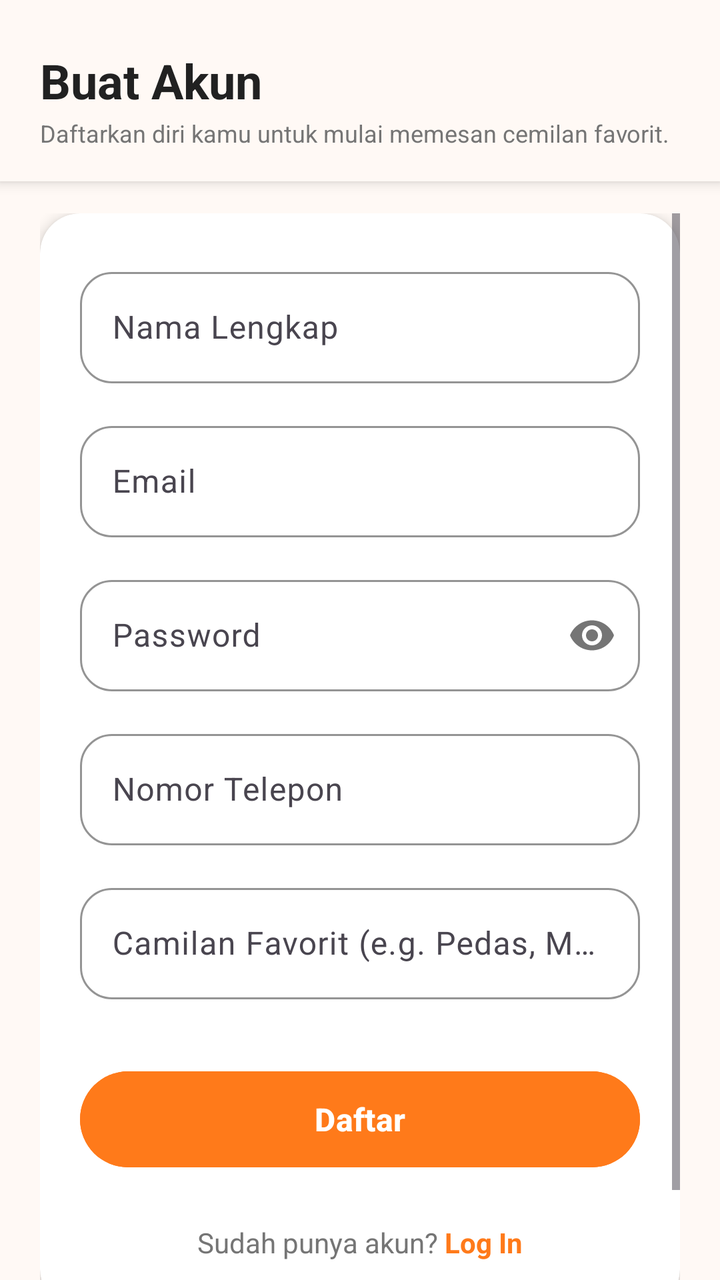
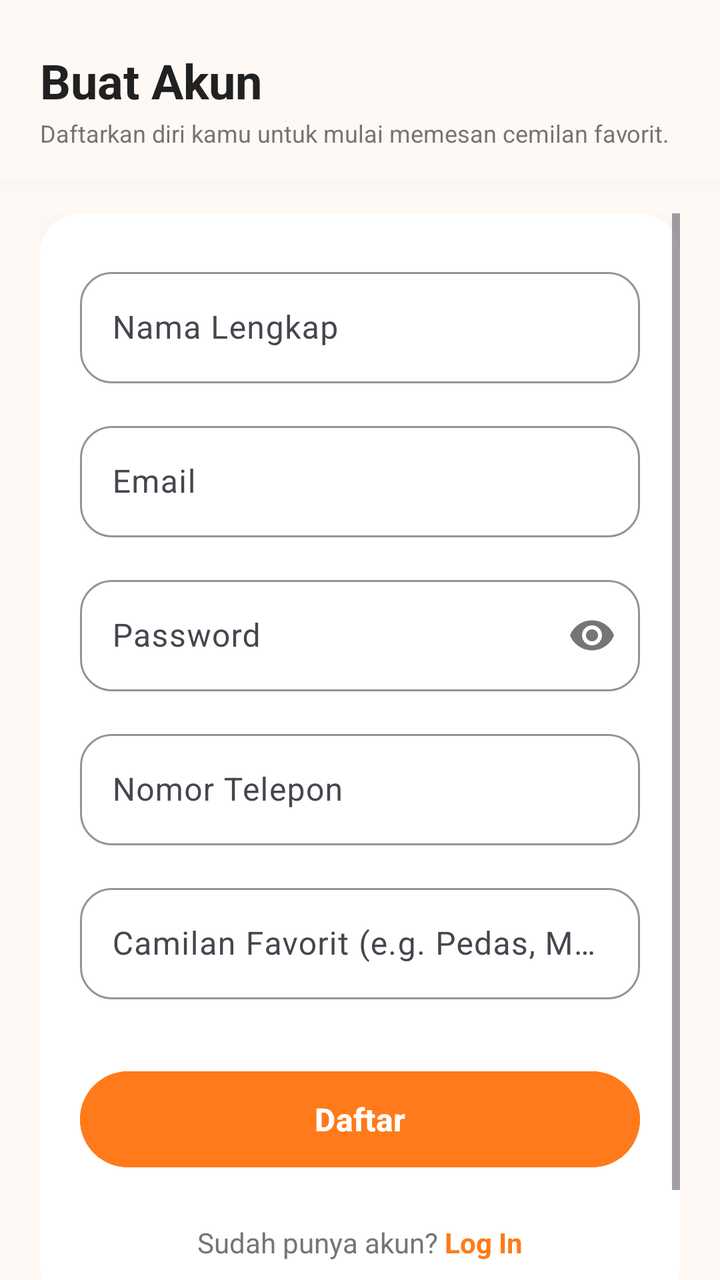

The first picture is an Android layout as it rendered before a commit; the second is the same layout after the commit. The layout source and the unified diff follow.
<!-- AndroidManifest.xml: application theme Theme.Cemil_feels -->
<!-- res/layout/activity_register.xml -->
<?xml version="1.0" encoding="utf-8"?>
<androidx.constraintlayout.widget.ConstraintLayout xmlns:android="http://schemas.android.com/apk/res/android"
    xmlns:app="http://schemas.android.com/apk/res-auto"
    android:layout_width="match_parent"
    android:layout_height="match_parent"
    android:background="#FFF9F5">

    
    <androidx.constraintlayout.widget.ConstraintLayout
        android:id="@+id/layout_register_header"
        android:layout_width="match_parent"
        android:layout_height="wrap_content"
        android:paddingHorizontal="20dp"
        android:paddingTop="24dp"
        android:paddingBottom="16dp"
        android:background="#FFF9F5"
        android:elevation="4dp"
        app:layout_constraintTop_toTopOf="parent">

        <LinearLayout
            android:layout_width="0dp"
            android:layout_height="wrap_content"
            android:orientation="vertical"
            app:layout_constraintEnd_toEndOf="parent"
            app:layout_constraintStart_toStartOf="parent"
            app:layout_constraintTop_toTopOf="parent">

            <TextView
                android:id="@+id/tv_checkout_title"
                android:layout_width="wrap_content"
                android:layout_height="wrap_content"
                android:text="Buat Akun"
                android:textColor="#212121"
                android:textSize="24sp"
                android:textStyle="bold" />

            <TextView
                android:layout_width="wrap_content"
                android:layout_height="wrap_content"
                android:text="Daftarkan diri kamu untuk mulai memesan cemilan favorit."
                android:textColor="#757575"
                android:textSize="12sp"
                android:layout_marginTop="2dp" />
        </LinearLayout>
    </androidx.constraintlayout.widget.ConstraintLayout>

    <ScrollView
        android:layout_width="match_parent"
        android:layout_height="0dp"
        android:clipToPadding="false"
        android:paddingHorizontal="20dp"
        android:paddingTop="16dp"
        android:paddingBottom="32dp"
        app:layout_constraintBottom_toBottomOf="parent"
        app:layout_constraintTop_toBottomOf="@id/layout_register_header">

        <LinearLayout
            android:layout_width="match_parent"
            android:layout_height="wrap_content"
            android:orientation="vertical">

            <com.google.android.material.card.MaterialCardView
                android:layout_width="match_parent"
                android:layout_height="wrap_content"
                app:cardCornerRadius="20dp"
                app:cardElevation="4dp"
                app:strokeWidth="0dp"
                app:cardBackgroundColor="#FFFFFF">

                <LinearLayout
                    android:layout_width="match_parent"
                    android:layout_height="wrap_content"
                    android:orientation="vertical"
                    android:paddingHorizontal="20dp"
                    android:paddingVertical="24dp">

                    
                    <com.google.android.material.textfield.TextInputLayout
                        android:id="@+id/til_name"
                        style="@style/Widget.Material3.TextInputLayout.OutlinedBox"
                        android:layout_width="match_parent"
                        android:layout_height="wrap_content"
                        android:hint="Nama Lengkap"
                        app:boxStrokeColor="#FF7A1A"
                        app:boxCornerRadiusBottomEnd="16dp"
                        app:boxCornerRadiusBottomStart="16dp"
                        app:boxCornerRadiusTopEnd="16dp"
                        app:boxCornerRadiusTopStart="16dp">

                        <com.google.android.material.textfield.TextInputEditText
                            android:id="@+id/et_register_name"
                            android:layout_width="match_parent"
                            android:layout_height="wrap_content"
                            android:textColor="#212121"
                            android:inputType="textPersonName" />
                    </com.google.android.material.textfield.TextInputLayout>

                    
                    <com.google.android.material.textfield.TextInputLayout
                        android:id="@+id/til_email"
                        style="@style/Widget.Material3.TextInputLayout.OutlinedBox"
                        android:layout_width="match_parent"
                        android:layout_height="wrap_content"
                        android:layout_marginTop="16dp"
                        android:hint="Email"
                        app:boxStrokeColor="#FF7A1A"
                        app:boxCornerRadiusBottomEnd="16dp"
                        app:boxCornerRadiusBottomStart="16dp"
                        app:boxCornerRadiusTopEnd="16dp"
                        app:boxCornerRadiusTopStart="16dp">

                        <com.google.android.material.textfield.TextInputEditText
                            android:id="@+id/et_register_email"
                            android:layout_width="match_parent"
                            android:layout_height="wrap_content"
                            android:textColor="#212121"
                            android:inputType="textEmailAddress" />
                    </com.google.android.material.textfield.TextInputLayout>

                    
                    <com.google.android.material.textfield.TextInputLayout
                        android:id="@+id/til_password"
                        style="@style/Widget.Material3.TextInputLayout.OutlinedBox"
                        android:layout_width="match_parent"
                        android:layout_height="wrap_content"
                        android:layout_marginTop="16dp"
                        android:hint="Password"
                        app:passwordToggleEnabled="true"
                        app:boxStrokeColor="#FF7A1A"
                        app:boxCornerRadiusBottomEnd="16dp"
                        app:boxCornerRadiusBottomStart="16dp"
                        app:boxCornerRadiusTopEnd="16dp"
                        app:boxCornerRadiusTopStart="16dp">

                        <com.google.android.material.textfield.TextInputEditText
                            android:id="@+id/et_register_password"
                            android:layout_width="match_parent"
                            android:layout_height="wrap_content"
                            android:textColor="#212121"
                            android:inputType="textPassword" />
                    </com.google.android.material.textfield.TextInputLayout>

                    
                    <com.google.android.material.textfield.TextInputLayout
                        android:id="@+id/til_phone"
                        style="@style/Widget.Material3.TextInputLayout.OutlinedBox"
                        android:layout_width="match_parent"
                        android:layout_height="wrap_content"
                        android:layout_marginTop="16dp"
                        android:hint="Nomor Telepon"
                        app:boxStrokeColor="#FF7A1A"
                        app:boxCornerRadiusBottomEnd="16dp"
                        app:boxCornerRadiusBottomStart="16dp"
                        app:boxCornerRadiusTopEnd="16dp"
                        app:boxCornerRadiusTopStart="16dp">

                        <com.google.android.material.textfield.TextInputEditText
                            android:id="@+id/et_register_phone"
                            android:layout_width="match_parent"
                            android:layout_height="wrap_content"
                            android:textColor="#212121"
                            android:inputType="phone" />
                    </com.google.android.material.textfield.TextInputLayout>

                    
                    <com.google.android.material.textfield.TextInputLayout
                        android:id="@+id/til_favorite"
                        style="@style/Widget.Material3.TextInputLayout.OutlinedBox"
                        android:layout_width="match_parent"
                        android:layout_height="wrap_content"
                        android:layout_marginTop="16dp"
                        android:hint="Camilan Favorit (e.g. Pedas, Manis)"
                        app:boxStrokeColor="#FF7A1A"
                        app:boxCornerRadiusBottomEnd="16dp"
                        app:boxCornerRadiusBottomStart="16dp"
                        app:boxCornerRadiusTopEnd="16dp"
                        app:boxCornerRadiusTopStart="16dp">

                        <com.google.android.material.textfield.TextInputEditText
                            android:id="@+id/et_register_favorite"
                            android:layout_width="match_parent"
                            android:layout_height="wrap_content"
                            android:textColor="#212121"
                            android:inputType="text" />
                    </com.google.android.material.textfield.TextInputLayout>

                    
                    <com.google.android.material.button.MaterialButton
                        android:id="@+id/btn_register"
                        android:layout_width="match_parent"
                        android:layout_height="56dp"
                        android:layout_marginTop="32dp"
                        android:backgroundTint="#FF7A1A"
                        android:text="Daftar"
                        android:textColor="@android:color/white"
                        android:textSize="16sp"
                        android:textStyle="bold"
                        app:cornerRadius="28dp" />

                    
                    <LinearLayout
                        android:layout_width="wrap_content"
                        android:layout_height="wrap_content"
                        android:layout_marginTop="24dp"
                        android:layout_gravity="center"
                        android:orientation="horizontal">

                        <TextView
                            android:layout_width="wrap_content"
                            android:layout_height="wrap_content"
                            android:text="Sudah punya akun? "
                            android:textColor="#757575" />

                        <TextView
                            android:id="@+id/tv_btn_login"
                            android:layout_width="wrap_content"
                            android:layout_height="wrap_content"
                            android:text="Log In"
                            android:textColor="#FF7A1A"
                            android:textStyle="bold" />
                    </LinearLayout>
                </LinearLayout>
            </com.google.android.material.card.MaterialCardView>
        </LinearLayout>
    </ScrollView>
</androidx.constraintlayout.widget.ConstraintLayout>
<!-- resources referenced by this layout -->
<resources>
  <style name="Theme.Cemil_feels" parent="Base.Theme.Cemil_feels" />
  <style name="Base.Theme.Cemil_feels" parent="Theme.Material3.DayNight.NoActionBar">
          
          
      </style>
</resources>

<!-- the commit's change to res/layout/activity_register.xml (unified diff, before → after) -->
@@ -63,7 +63,7 @@
                 android:layout_width="match_parent"
                 android:layout_height="wrap_content"
                 app:cardCornerRadius="20dp"
-                app:cardElevation="4dp"
+                app:cardElevation="10dp"
                 app:strokeWidth="0dp"
                 app:cardBackgroundColor="#FFFFFF">
 
<!-- resource entries referenced after the edit -->
@@ -3,7 +3,9 @@
   <style name="Theme.Cemil_feels" parent="Base.Theme.Cemil_feels" />
   <style name="Base.Theme.Cemil_feels" parent="Theme.Material3.DayNight.NoActionBar">
           
-          
+          <item name="colorPrimary">#FF7A1A</item>
+          <item name="android:outlineAmbientShadowColor" tools:targetApi="p">#26000000</item>
+          <item name="android:outlineSpotShadowColor" tools:targetApi="p">#26000000</item>
       </style>
 </resources>
 
